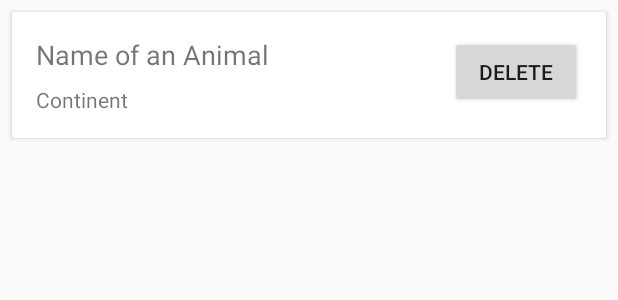
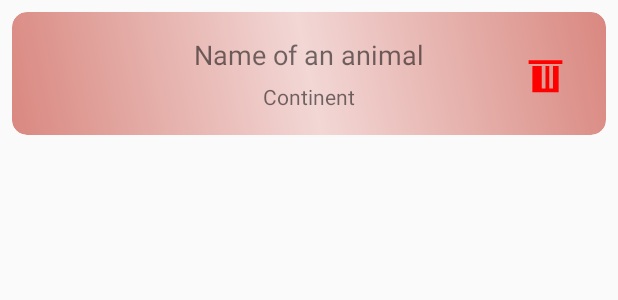
Before and after one commit to lucianamihai/AnimalsApp, an Android app built with Jetpack Compose: the layout item_animal.xml on its own in the app's theme, with its tools: preview values and no code run, on a phone screen of 412 x 824 dp. Shown: the top 300 px of the screen. Run offline under Robolectric (Android 15) with nearby library versions, the phone set to English and light mode, and no system bars.

Commit message:
gradient, corners, delete button

```diff
--- /dev/null
+++ b/app/src/main/res/drawable/delete_icon.xml
@@ -0,0 +1,9 @@
+<vector xmlns:android="http://schemas.android.com/apk/res/android"
+    android:width="30dp"
+    android:height="30dp"
+    android:viewportWidth="24"
+    android:viewportHeight="24">
+    <path
+        android:fillColor="#FF0000"
+        android:pathData="M3 6h18v2H3V6zm2 3h14v14H5V9zm5 0v12h2V9H10zm4 0v12h2V9h-2z"/>
+</vector>
--- /dev/null
+++ b/app/src/main/res/drawable/gradient_background.xml
@@ -0,0 +1,11 @@
+<?xml version="1.0" encoding="utf-8"?>
+<shape xmlns:android="http://schemas.android.com/apk/res/android" android:shape="rectangle">
+    <gradient
+        android:startColor="#D98880"
+        android:centerColor="#F2D7D5"
+        android:endColor="#D98880"
+        android:angle="45"
+        android:type="linear"
+        android:centerX="0.5"/>
+    <corners android:radius="10dp"/>
+</shape>
--- /dev/null
+++ b/app/src/main/res/drawable/rounded_item.xml
@@ -0,0 +1,6 @@
+<?xml version="1.0" encoding="utf-8"?>
+<shape xmlns:android="http://schemas.android.com/apk/res/android"
+    android:shape="rectangle">
+     />
+    <corners android:radius="10dp" />
+</shape>
--- a/app/src/main/res/layout/item_animal.xml
+++ b/app/src/main/res/layout/item_animal.xml
@@ -1,35 +1,41 @@
 <?xml version="1.0" encoding="utf-8"?>
 <androidx.cardview.widget.CardView xmlns:android="http://schemas.android.com/apk/res/android"
+    xmlns:app="http://schemas.android.com/apk/res-auto"
     android:layout_width="match_parent"
     android:layout_height="wrap_content"
-    android:layout_margin="8dp">
+    android:layout_margin="8dp"
+    app:cardCornerRadius="10dp">
 
     <RelativeLayout
         android:layout_width="match_parent"
         android:layout_height="wrap_content"
-        android:padding="16dp">
+        android:padding="16dp"
+        android:background="@drawable/gradient_background">
 
         <TextView
             android:id="@+id/nameTextView"
             android:layout_width="wrap_content"
             android:layout_height="wrap_content"
-            android:text="Name of an Animal"
-            android:textSize="18sp"/>
+            android:text="Name of an animal"
+            android:textSize="18sp"
+            android:layout_centerHorizontal="true"/>
 
         <TextView
             android:id="@+id/continentTextView"
             android:layout_width="wrap_content"
             android:layout_height="wrap_content"
+            android:layout_below="@id/nameTextView"
+            android:layout_marginTop="6dp"
             android:text="Continent"
-            android:layout_below="@id/nameTextView"
-            android:layout_marginTop="8dp"/>
+            android:layout_centerHorizontal="true"/>
 
         <Button
             android:id="@+id/deleteButton"
-            android:layout_width="wrap_content"
+            android:layout_width="47dp"
             android:layout_height="wrap_content"
             android:layout_alignParentEnd="true"
-            android:text="Delete"/>
-
+            android:background="@android:color/transparent"
+            android:drawableStart="@drawable/delete_icon"
+            android:padding="8dp" />
     </RelativeLayout>
 </androidx.cardview.widget.CardView>
--- a/app/src/main/res/values/strings.xml
+++ b/app/src/main/res/values/strings.xml
@@ -4,4 +4,5 @@
     <string name="continent_hint">Continent ...</string>
     <string name="add_button">Add</string>
     <string name="delete_button">Delete</string>
+    <string name="delete">Delete</string>
 </resources>
```
